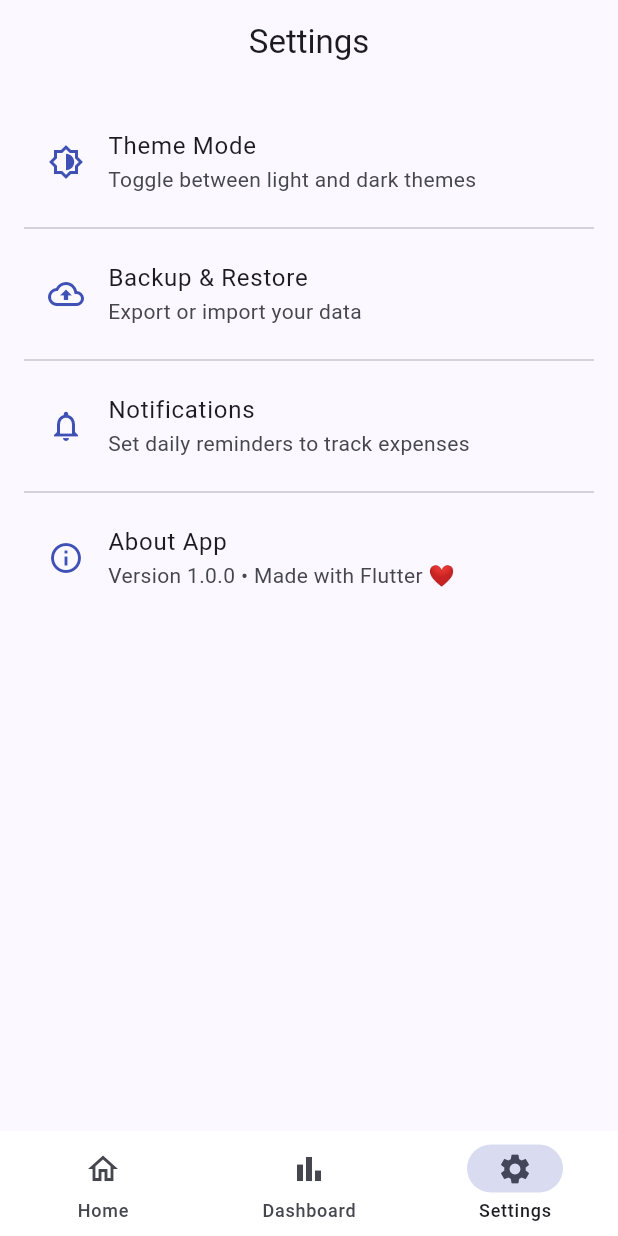
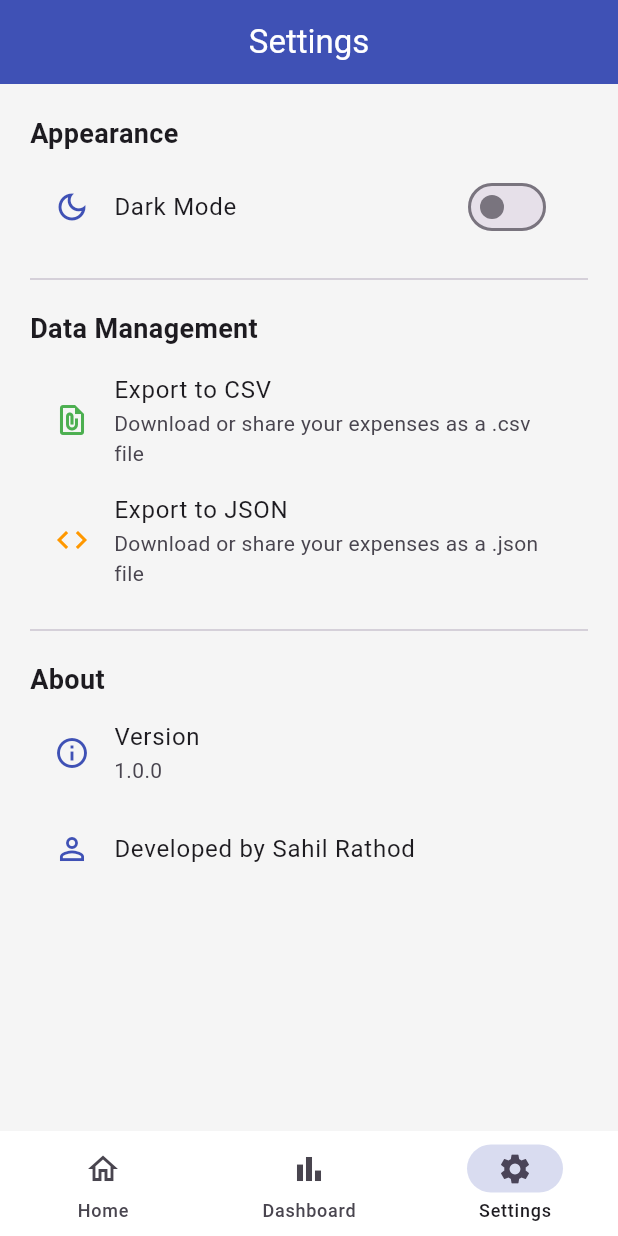
Before and after one commit to sahilsTechs/Expense-Tracker, a Flutter app: the screen it shows after launch, item 3 of the bottom bar chosen, on a phone screen of 412 x 824 dp. Run offline on Flutter 3.47's test engine with Material 3 defaults, Android fonts, the phone set to English and light mode, and no system bars; our stand-ins replace csv, fl_chart, share_plus, shared_preferences, sqflite; accounts and stored records are empty.

Commit message:
Export functionality csv and json

```diff
--- a/lib/main.dart
+++ b/lib/main.dart
@@ -1,23 +1,19 @@
+import 'package:expense_tracker/providers/budget_provider.dart';
+import 'package:expense_tracker/providers/category_provider.dart';
+import 'package:expense_tracker/providers/expense_provider.dart';
+import 'package:expense_tracker/providers/theme_provider.dart';
 import 'package:expense_tracker/screens/main_screen.dart';
+import 'package:flutter/material.dart';
 import 'package:provider/provider.dart';
-import 'providers/budget_provider.dart';
-import 'providers/expense_provider.dart';
-import 'providers/category_provider.dart';
-import 'screens/home_screen.dart';
-import 'utils/app_theme.dart';
-import 'package:flutter/material.dart';
 
 void main() async {
   WidgetsFlutterBinding.ensureInitialized();
-  runApp(const ExpenseApp());
-}
 
-class ExpenseApp extends StatelessWidget {
-  const ExpenseApp({super.key});
+  final themeProvider = ThemeProvider();
+  await themeProvider.loadTheme();
 
-  @override
-  Widget build(BuildContext context) {
-    return MultiProvider(
+  runApp(
+    MultiProvider(
       providers: [
         ChangeNotifierProvider(
           create: (_) => ExpenseProvider()..loadExpenses(),
@@ -25,16 +21,45 @@ class ExpenseApp extends StatelessWidget {
         ChangeNotifierProvider(
           create: (_) => CategoryProvider()..loadCategories(),
         ),
-        ChangeNotifierProvider(
-          create: (_) => BudgetProvider()..loadBudget(),
-        ), // ✅ this line required
+        ChangeNotifierProvider(create: (_) => BudgetProvider()..loadBudget()),
+        ChangeNotifierProvider(create: (_) => themeProvider),
       ],
-      child: MaterialApp(
-        debugShowCheckedModeBanner: false,
-        title: 'Expense Tracker',
-        theme: ThemeData(useMaterial3: true, colorSchemeSeed: Colors.indigo),
-        home: const MainScreen(),
+      child: const ExpenseTrackerApp(),
+    ),
+  );
+}
+
+class ExpenseTrackerApp extends StatelessWidget {
+  const ExpenseTrackerApp({super.key});
+
+  @override
+  Widget build(BuildContext context) {
+    final themeProvider = Provider.of<ThemeProvider>(context);
+
+    return MaterialApp(
+      debugShowCheckedModeBanner: false,
+      title: 'Expense Tracker',
+      themeMode: themeProvider.themeMode,
+      theme: ThemeData(
+        brightness: Brightness.light,
+        primarySwatch: Colors.indigo,
+        scaffoldBackgroundColor: Colors.grey[100],
+        appBarTheme: const AppBarTheme(
+          backgroundColor: Colors.indigo,
+          foregroundColor: Colors.white,
+        ),
       ),
+      darkTheme: ThemeData(
+        brightness: Brightness.dark,
+        primarySwatch: Colors.indigo,
+        scaffoldBackgroundColor: Colors.black,
+        appBarTheme: const AppBarTheme(
+          backgroundColor: Colors.black,
+          foregroundColor: Colors.white,
+        ),
+        cardColor: Colors.grey[900],
+      ),
+      home: const MainScreen(),
     );
   }
 }
--- /dev/null
+++ b/lib/providers/theme_provider.dart
@@ -0,0 +1,24 @@
+import 'package:flutter/material.dart';
+import 'package:shared_preferences/shared_preferences.dart';
+
+class ThemeProvider extends ChangeNotifier {
+  static const _key = 'isDarkMode';
+  bool _isDarkMode = false;
+
+  bool get isDarkMode => _isDarkMode;
+
+  ThemeMode get themeMode => _isDarkMode ? ThemeMode.dark : ThemeMode.light;
+
+  Future<void> loadTheme() async {
+    final prefs = await SharedPreferences.getInstance();
+    _isDarkMode = prefs.getBool(_key) ?? false;
+    notifyListeners();
+  }
+
+  Future<void> toggleTheme(bool isOn) async {
+    _isDarkMode = isOn;
+    notifyListeners();
+    final prefs = await SharedPreferences.getInstance();
+    await prefs.setBool(_key, isOn);
+  }
+}
--- a/lib/screens/settings_screen.dart
+++ b/lib/screens/settings_screen.dart
@@ -1,44 +1,83 @@
+import 'package:expense_tracker/providers/expense_provider.dart';
+import 'package:expense_tracker/providers/theme_provider.dart';
+import 'package:expense_tracker/utils/export_utils.dart';
 import 'package:flutter/material.dart';
+import 'package:provider/provider.dart';
 
 class SettingsScreen extends StatelessWidget {
   const SettingsScreen({super.key});
 
   @override
   Widget build(BuildContext context) {
+    final themeProvider = Provider.of<ThemeProvider>(context);
+    final expenseProvider = Provider.of<ExpenseProvider>(
+      context,
+      listen: false,
+    );
+
     return Scaffold(
       appBar: AppBar(title: const Text('Settings'), centerTitle: true),
       body: ListView(
-        padding: const EdgeInsets.all(16),
+        padding: const EdgeInsets.all(20.0),
         children: [
+          const Text(
+            'Appearance',
+            style: TextStyle(fontSize: 18, fontWeight: FontWeight.bold),
+          ),
+          const SizedBox(height: 8),
+          ListTile(
+            leading: const Icon(Icons.dark_mode_outlined, color: Colors.indigo),
+            title: const Text('Dark Mode'),
+            trailing: Switch(
+              value: themeProvider.isDarkMode,
+              onChanged: (value) => themeProvider.toggleTheme(value),
+              activeColor: Colors.indigo,
+            ),
+          ),
+
+          const Divider(height: 40),
+          const Text(
+            'Data Management',
+            style: TextStyle(fontSize: 18, fontWeight: FontWeight.bold),
+          ),
+          const SizedBox(height: 8),
+
+          // Export CSV
           ListTile(
             leading: const Icon(
-              Icons.brightness_6_outlined,
-              color: Colors.indigo,
+              Icons.file_present_outlined,
+              color: Colors.green,
             ),
-            title: const Text('Theme Mode'),
-            subtitle: const Text('Toggle between light and dark themes'),
-            onTap: () {},
+            title: const Text('Export to CSV'),
+            subtitle: const Text(
+              'Download or share your expenses as a .csv file',
+            ),
+            onTap: () => ExportUtils.exportToCsv(expenseProvider.expenses),
           ),
-          const Divider(),
+
+          // Export JSON
           ListTile(
-            leading: const Icon(Icons.backup_outlined, color: Colors.indigo),
-            title: const Text('Backup & Restore'),
-            subtitle: const Text('Export or import your data'),
-            onTap: () {},
+            leading: const Icon(Icons.code_outlined, color: Colors.orange),
+            title: const Text('Export to JSON'),
+            subtitle: const Text(
+              'Download or share your expenses as a .json file',
+            ),
+            onTap: () => ExportUtils.exportToJson(expenseProvider.expenses),
           ),
-          const Divider(),
-          ListTile(
-            leading: const Icon(Icons.notifications_none, color: Colors.indigo),
-            title: const Text('Notifications'),
-            subtitle: const Text('Set daily reminders to track expenses'),
-            onTap: () {},
+
+          const Divider(height: 40),
+          const Text(
+            'About',
+            style: TextStyle(fontSize: 18, fontWeight: FontWeight.bold),
           ),
-          const Divider(),
           ListTile(
             leading: const Icon(Icons.info_outline, color: Colors.indigo),
-            title: const Text('About App'),
-            subtitle: const Text('Version 1.0.0 • Made with Flutter ❤️'),
-            onTap: () {},
+            title: const Text('Version'),
+            subtitle: const Text('1.0.0'),
+          ),
+          ListTile(
+            leading: const Icon(Icons.person_outline, color: Colors.indigo),
+            title: const Text('Developed by Sahil Rathod'),
           ),
         ],
       ),
--- /dev/null
+++ b/lib/utils/export_utils.dart
@@ -0,0 +1,59 @@
+import 'dart:convert';
+import 'dart:io';
+import 'package:csv/csv.dart';
+import 'package:flutter/material.dart';
+import 'package:path_provider/path_provider.dart';
+import 'package:share_plus/share_plus.dart';
+import '../models/expense.dart';
+
+class ExportUtils {
+  /// Export expenses to CSV file
+  static Future<void> exportToCsv(List<Expense> expenses) async {
+    try {
+      final rows = [
+        ['Title', 'Category', 'Amount', 'Date', 'Note'],
+        ...expenses.map(
+          (e) => [
+            e.title,
+            e.category,
+            e.amount.toStringAsFixed(2),
+            e.date.toIso8601String(),
+            e.notes,
+          ],
+        ),
+      ];
+
+      String csvData = const ListToCsvConverter().convert(rows);
+
+      final dir = await getTemporaryDirectory();
+      final path = '${dir.path}/expenses_export.csv';
+      final file = File(path);
+      await file.writeAsString(csvData);
+
+      await Share.shareXFiles([
+        XFile(file.path),
+      ], text: '💰 My Expenses (CSV Export)');
+    } catch (e) {
+      debugPrint('Error exporting CSV: $e');
+    }
+  }
+
+  /// Export expenses to JSON file
+  static Future<void> exportToJson(List<Expense> expenses) async {
+    try {
+      final jsonList = expenses.map((e) => e.toMap()).toList();
+      final jsonData = jsonEncode(jsonList);
+
+      final dir = await getTemporaryDirectory();
+      final path = '${dir.path}/expenses_export.json';
+      final file = File(path);
+      await file.writeAsString(jsonData);
+
+      await Share.shareXFiles([
+        XFile(file.path),
+      ], text: '💰 My Expenses (JSON Export)');
+    } catch (e) {
+      debugPrint('Error exporting JSON: $e');
+    }
+  }
+}
--- a/pubspec.yaml
+++ b/pubspec.yaml
@@ -40,6 +40,10 @@ dependencies:
   intl: ^0.20.2
   shared_preferences: ^2.5.3
   fl_chart: ^1.1.1
+  csv: ^6.0.0
+  path_provider: ^2.1.5
+  share_plus: ^12.0.1
+  flutter_local_notifications: ^19.5.0
 
 dev_dependencies:
   flutter_test:
```
Also changed, not shown: pubspec.lock, 5 other files.
